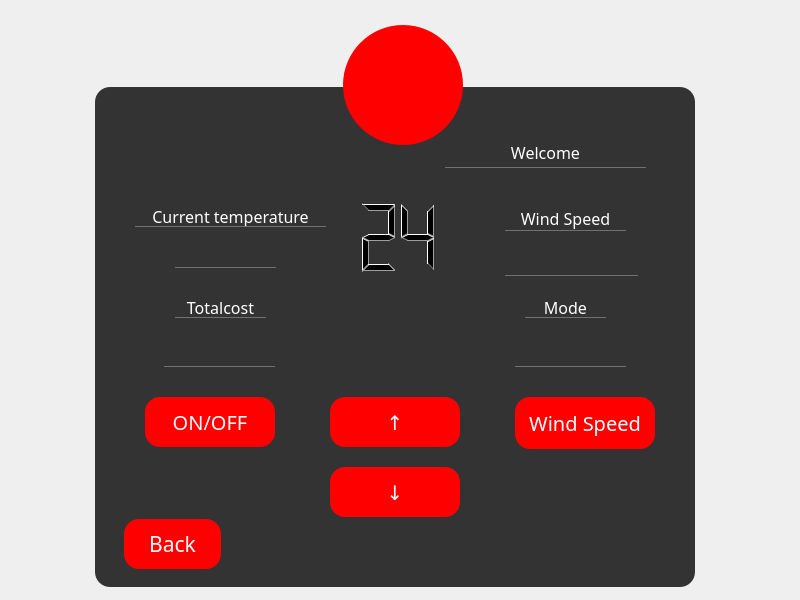
The window that Client/ui/usercontrol.ui (LHL3341/BUPTHotel) describes before a commit, drawn with Qt 5.
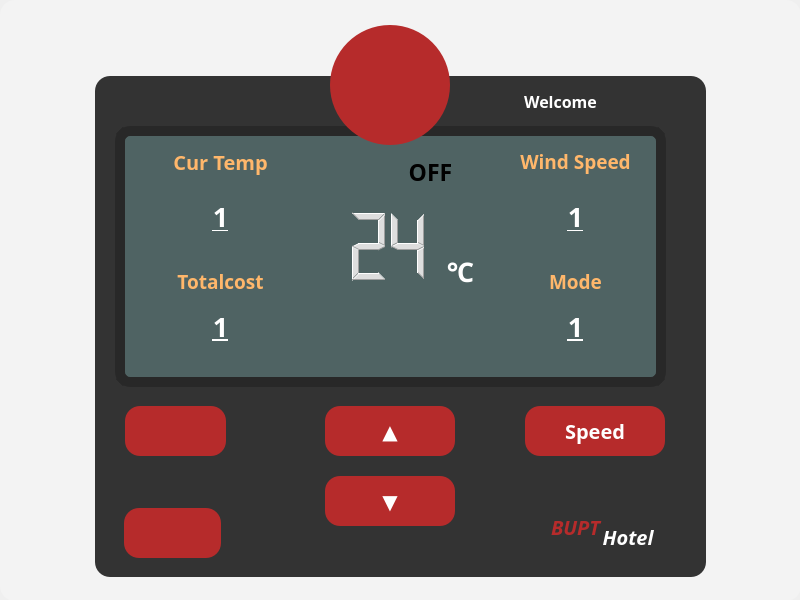
The same window after the commit. Icons and pictures are not drawn.

```diff
--- a/Client/ui/usercontrol.ui
+++ b/Client/ui/usercontrol.ui
@@ -36,27 +36,25 @@
 
 QFrame
 {
-	background:#333;
 	border-radius:15px;
 }
 
 QToolButton
 {
 
-background:red;
+background:#B62B2B;
 border-radius:60px;
 }
 
 QLabel
 {
 	color:white;
-	border-bottom:1px solid #717072;
 	border-radius:0px;
 }
 
 QPushButton
 {
-background:red;
+background:#B62B2B;
 color:white;
 border-radius:15px;
 }
@@ -86,7 +84,7 @@
   <widget class="QToolButton" name="toolButton">
    <property name="geometry">
     <rect>
-     <x>343</x>
+     <x>330</x>
      <y>25</y>
      <width>120</width>
      <height>120</height>
@@ -110,9 +108,9 @@
    <property name="geometry">
     <rect>
      <x>95</x>
-     <y>87</y>
-     <width>600</width>
-     <height>500</height>
+     <y>76</y>
+     <width>621</width>
+     <height>511</height>
     </rect>
    </property>
    <property name="styleSheet">
@@ -130,9 +128,9 @@
    <widget class="QLabel" name="label_envtmp">
     <property name="geometry">
      <rect>
-      <x>80</x>
-      <y>140</y>
-      <width>101</width>
+      <x>50</x>
+      <y>120</y>
+      <width>151</width>
       <height>41</height>
      </rect>
     </property>
@@ -140,10 +138,12 @@
      <font>
       <family>century gothic</family>
       <pointsize>20</pointsize>
+      <bold>true</bold>
+      <underline>true</underline>
      </font>
     </property>
     <property name="text">
-     <string/>
+     <string>1</string>
     </property>
     <property name="alignment">
      <set>Qt::AlignCenter</set>
@@ -152,12 +152,28 @@
    <widget class="QLCDNumber" name="lcdNumber">
     <property name="geometry">
      <rect>
-      <x>140</x>
-      <y>80</y>
+      <x>130</x>
+      <y>100</y>
       <width>210</width>
       <height>140</height>
      </rect>
     </property>
+    <property name="layoutDirection">
+     <enum>Qt::LeftToRight</enum>
+    </property>
+    <property name="autoFillBackground">
+     <bool>false</bool>
+    </property>
+    <property name="styleSheet">
+     <string notr="true">color: rgb(222, 222, 222);
+</string>
+    </property>
+    <property name="frameShape">
+     <enum>QFrame::WinPanel</enum>
+    </property>
+    <property name="frameShadow">
+     <enum>QFrame::Plain</enum>
+    </property>
     <property name="value" stdset="0">
      <double>24.000000000000000</double>
     </property>
@@ -165,9 +181,9 @@
    <widget class="QLabel" name="label_speed">
     <property name="geometry">
      <rect>
-      <x>410</x>
-      <y>148</y>
-      <width>133</width>
+      <x>405</x>
+      <y>120</y>
+      <width>151</width>
       <height>41</height>
      </rect>
     </property>
@@ -175,6 +191,8 @@
      <font>
       <family>century gothic</family>
       <pointsize>20</pointsize>
+      <bold>true</bold>
+      <underline>true</underline>
      </font>
     </property>
     <property name="styleSheet">
@@ -183,7 +201,7 @@
 }</string>
     </property>
     <property name="text">
-     <string/>
+     <string>1</string>
     </property>
     <property name="alignment">
      <set>Qt::AlignCenter</set>
@@ -192,9 +210,9 @@
    <widget class="QPushButton" name="pushButton_onoff">
     <property name="geometry">
      <rect>
-      <x>50</x>
-      <y>310</y>
-      <width>130</width>
+      <x>30</x>
+      <y>330</y>
+      <width>101</width>
       <height>50</height>
      </rect>
     </property>
@@ -202,36 +220,56 @@
      <font>
       <family>century gothic</family>
       <pointsize>15</pointsize>
+      <bold>true</bold>
+      <underline>false</underline>
      </font>
     </property>
+    <property name="styleSheet">
+     <string notr="true">background-color: rgb(227, 222, 206);
+color: rgb(0, 0, 0);
+hover{
+background-color: rgb(0,0,0);
+}</string>
+    </property>
     <property name="text">
-     <string>ON/OFF</string>
+     <string/>
+    </property>
+    <property name="icon">
+     <iconset>
+      <normaloff>../on.png</normaloff>../on.png</iconset>
+    </property>
+    <property name="iconSize">
+     <size>
+      <width>30</width>
+      <height>30</height>
+     </size>
     </property>
    </widget>
    <widget class="QPushButton" name="pushButton_speed">
     <property name="geometry">
      <rect>
-      <x>420</x>
-      <y>310</y>
+      <x>430</x>
+      <y>330</y>
       <width>140</width>
-      <height>52</height>
+      <height>50</height>
      </rect>
     </property>
     <property name="font">
      <font>
       <family>century gothic</family>
       <pointsize>15</pointsize>
+      <bold>true</bold>
      </font>
     </property>
     <property name="text">
-     <string>Wind Speed</string>
+     <string>Speed</string>
     </property>
    </widget>
    <widget class="QPushButton" name="pushButton_up">
     <property name="geometry">
      <rect>
-      <x>235</x>
-      <y>310</y>
+      <x>230</x>
+      <y>330</y>
       <width>130</width>
       <height>50</height>
      </rect>
@@ -240,17 +278,19 @@
      <font>
       <family>century gothic</family>
       <pointsize>15</pointsize>
+      <bold>true</bold>
+      <underline>false</underline>
      </font>
     </property>
     <property name="text">
-     <string>↑</string>
+     <string>▲</string>
     </property>
    </widget>
    <widget class="QPushButton" name="pushButton_down">
     <property name="geometry">
      <rect>
-      <x>235</x>
-      <y>380</y>
+      <x>230</x>
+      <y>400</y>
       <width>130</width>
       <height>50</height>
      </rect>
@@ -259,10 +299,13 @@
      <font>
       <family>century gothic</family>
       <pointsize>15</pointsize>
+      <italic>false</italic>
+      <bold>true</bold>
+      <underline>false</underline>
      </font>
     </property>
     <property name="text">
-     <string>↓</string>
+     <string>▼</string>
     </property>
    </widget>
    <widget class="QPushButton" name="pushButton_return">
@@ -281,24 +324,39 @@
      </font>
     </property>
     <property name="text">
-     <string>Back</string>
+     <string/>
+    </property>
+    <property name="icon">
+     <iconset>
+      <normaloff>../home.png</normaloff>../home.png</iconset>
+    </property>
+    <property name="iconSize">
+     <size>
+      <width>30</width>
+      <height>30</height>
+     </size>
     </property>
    </widget>
    <widget class="QLabel" name="label">
     <property name="geometry">
      <rect>
-      <x>410</x>
-      <y>120</y>
-      <width>121</width>
-      <height>24</height>
+      <x>400</x>
+      <y>70</y>
+      <width>161</width>
+      <height>31</height>
      </rect>
     </property>
     <property name="font">
      <font>
       <family>century gothic</family>
-      <pointsize>12</pointsize>
+      <pointsize>14</pointsize>
+      <bold>true</bold>
+      <underline>false</underline>
      </font>
     </property>
+    <property name="styleSheet">
+     <string notr="true">color: rgb(255,183,107);</string>
+    </property>
     <property name="text">
      <string>Wind Speed</string>
     </property>
@@ -309,60 +367,49 @@
    <widget class="QLabel" name="label_2">
     <property name="geometry">
      <rect>
-      <x>40</x>
-      <y>120</y>
-      <width>191</width>
-      <height>20</height>
+      <x>50</x>
+      <y>70</y>
+      <width>151</width>
+      <height>31</height>
      </rect>
     </property>
     <property name="font">
      <font>
       <family>century gothic</family>
-      <pointsize>12</pointsize>
+      <pointsize>15</pointsize>
+      <italic>false</italic>
+      <bold>true</bold>
      </font>
     </property>
+    <property name="styleSheet">
+     <string notr="true">color: rgb(255,183,107);</string>
+    </property>
     <property name="text">
-     <string>Current temperature</string>
+     <string>Cur Temp</string>
     </property>
     <property name="alignment">
      <set>Qt::AlignCenter</set>
     </property>
    </widget>
-   <widget class="QTextBrowser" name="textBrowser_show_2">
-    <property name="geometry">
-     <rect>
-      <x>370</x>
-      <y>80</y>
-      <width>210</width>
-      <height>140</height>
-     </rect>
-    </property>
-   </widget>
-   <widget class="QTextBrowser" name="textBrowser_show">
-    <property name="geometry">
-     <rect>
-      <x>20</x>
-      <y>80</y>
-      <width>210</width>
-      <height>140</height>
-     </rect>
-    </property>
-   </widget>
    <widget class="QLabel" name="label_mode_2">
     <property name="geometry">
      <rect>
-      <x>430</x>
-      <y>210</y>
-      <width>81</width>
-      <height>21</height>
+      <x>400</x>
+      <y>190</y>
+      <width>161</width>
+      <height>31</height>
      </rect>
     </property>
     <property name="font">
      <font>
       <family>century gothic</family>
-      <pointsize>12</pointsize>
+      <pointsize>14</pointsize>
+      <bold>true</bold>
      </font>
     </property>
+    <property name="styleSheet">
+     <string notr="true">color: rgb(255,183,107);</string>
+    </property>
     <property name="text">
      <string>Mode</string>
     </property>
@@ -373,9 +420,9 @@
    <widget class="QLabel" name="label_name">
     <property name="geometry">
      <rect>
-      <x>350</x>
-      <y>50</y>
-      <width>201</width>
+      <x>360</x>
+      <y>10</y>
+      <width>211</width>
       <height>31</height>
      </rect>
     </property>
@@ -383,6 +430,7 @@
      <font>
       <family>century gothic</family>
       <pointsize>12</pointsize>
+      <bold>true</bold>
      </font>
     </property>
     <property name="text">
@@ -395,18 +443,22 @@
    <widget class="QLabel" name="label_3">
     <property name="geometry">
      <rect>
-      <x>80</x>
-      <y>210</y>
-      <width>91</width>
-      <height>21</height>
+      <x>50</x>
+      <y>190</y>
+      <width>151</width>
+      <height>31</height>
      </rect>
     </property>
     <property name="font">
      <font>
       <family>century gothic</family>
-      <pointsize>12</pointsize>
+      <pointsize>14</pointsize>
+      <bold>true</bold>
      </font>
     </property>
+    <property name="styleSheet">
+     <string notr="true">color: rgb(255,183,107);</string>
+    </property>
     <property name="text">
      <string>Totalcost</string>
     </property>
@@ -417,9 +469,9 @@
    <widget class="QLabel" name="label_cost">
     <property name="geometry">
      <rect>
-      <x>69</x>
-      <y>240</y>
-      <width>111</width>
+      <x>50</x>
+      <y>230</y>
+      <width>151</width>
       <height>40</height>
      </rect>
     </property>
@@ -427,10 +479,12 @@
      <font>
       <family>century gothic</family>
       <pointsize>20</pointsize>
+      <bold>true</bold>
+      <underline>true</underline>
      </font>
     </property>
     <property name="text">
-     <string/>
+     <string>1</string>
     </property>
     <property name="alignment">
      <set>Qt::AlignCenter</set>
@@ -439,9 +493,9 @@
    <widget class="QLabel" name="label_mode">
     <property name="geometry">
      <rect>
-      <x>420</x>
-      <y>240</y>
-      <width>111</width>
+      <x>405</x>
+      <y>230</y>
+      <width>151</width>
       <height>40</height>
      </rect>
     </property>
@@ -449,18 +503,177 @@
      <font>
       <family>century gothic</family>
       <pointsize>20</pointsize>
+      <bold>true</bold>
+      <underline>true</underline>
      </font>
+    </property>
+    <property name="text">
+     <string>1</string>
+    </property>
+    <property name="alignment">
+     <set>Qt::AlignCenter</set>
+    </property>
+   </widget>
+   <widget class="QTextBrowser" name="textBrowser">
+    <property name="geometry">
+     <rect>
+      <x>20</x>
+      <y>50</y>
+      <width>551</width>
+      <height>261</height>
+     </rect>
+    </property>
+    <property name="styleSheet">
+     <string notr="true">background-color: rgba(170, 255, 255,60);
+border:10px solid rgb(40,40,40);</string>
+    </property>
+   </widget>
+   <widget class="QTextBrowser" name="textBrowser_2">
+    <property name="geometry">
+     <rect>
+      <x>0</x>
+      <y>0</y>
+      <width>611</width>
+      <height>501</height>
+     </rect>
+    </property>
+    <property name="styleSheet">
+     <string notr="true">background-color:#333</string>
+    </property>
+   </widget>
+   <widget class="QLabel" name="label_4">
+    <property name="geometry">
+     <rect>
+      <x>290</x>
+      <y>180</y>
+      <width>151</width>
+      <height>31</height>
+     </rect>
+    </property>
+    <property name="font">
+     <font>
+      <family>century gothic</family>
+      <pointsize>20</pointsize>
+      <bold>true</bold>
+     </font>
+    </property>
+    <property name="text">
+     <string>℃</string>
+    </property>
+    <property name="alignment">
+     <set>Qt::AlignCenter</set>
+    </property>
+   </widget>
+   <widget class="QPushButton" name="pushButton">
+    <property name="geometry">
+     <rect>
+      <x>220</x>
+      <y>60</y>
+      <width>71</width>
+      <height>71</height>
+     </rect>
+    </property>
+    <property name="styleSheet">
+     <string notr="true">background-color: rgba(255, 255, 255, 0);</string>
     </property>
     <property name="text">
      <string/>
     </property>
+    <property name="icon">
+     <iconset>
+      <normaloff>../sun.png</normaloff>../sun.png</iconset>
+    </property>
+    <property name="iconSize">
+     <size>
+      <width>50</width>
+      <height>50</height>
+     </size>
+    </property>
+    <property name="autoExclusive">
+     <bool>false</bool>
+    </property>
+   </widget>
+   <widget class="QLabel" name="label_5">
+    <property name="geometry">
+     <rect>
+      <x>310</x>
+      <y>80</y>
+      <width>51</width>
+      <height>31</height>
+     </rect>
+    </property>
+    <property name="font">
+     <font>
+      <family>century gothic</family>
+      <pointsize>17</pointsize>
+      <bold>true</bold>
+      <underline>false</underline>
+     </font>
+    </property>
+    <property name="styleSheet">
+     <string notr="true">color: rgb(0, 0, 0);</string>
+    </property>
+    <property name="text">
+     <string>OFF</string>
+    </property>
     <property name="alignment">
      <set>Qt::AlignCenter</set>
     </property>
    </widget>
+   <widget class="QLabel" name="label_6">
+    <property name="geometry">
+     <rect>
+      <x>470</x>
+      <y>440</y>
+      <width>121</width>
+      <height>41</height>
+     </rect>
+    </property>
+    <property name="font">
+     <font>
+      <family>century gothic</family>
+      <pointsize>15</pointsize>
+      <italic>true</italic>
+      <bold>true</bold>
+     </font>
+    </property>
+    <property name="text">
+     <string> Hotel</string>
+    </property>
+    <property name="alignment">
+     <set>Qt::AlignCenter</set>
+    </property>
+   </widget>
+   <widget class="QLabel" name="label_7">
+    <property name="geometry">
+     <rect>
+      <x>420</x>
+      <y>430</y>
+      <width>121</width>
+      <height>41</height>
+     </rect>
+    </property>
+    <property name="font">
+     <font>
+      <family>century gothic</family>
+      <pointsize>15</pointsize>
+      <italic>true</italic>
+      <bold>true</bold>
+     </font>
+    </property>
+    <property name="styleSheet">
+     <string notr="true">color: #B62B2B;</string>
+    </property>
+    <property name="text">
+     <string>BUPT</string>
+    </property>
+    <property name="alignment">
+     <set>Qt::AlignCenter</set>
+    </property>
+   </widget>
+   <zorder>textBrowser_2</zorder>
+   <zorder>textBrowser</zorder>
    <zorder>lcdNumber</zorder>
-   <zorder>textBrowser_show</zorder>
-   <zorder>textBrowser_show_2</zorder>
    <zorder>label_envtmp</zorder>
    <zorder>label_speed</zorder>
    <zorder>pushButton_onoff</zorder>
@@ -475,7 +688,26 @@
    <zorder>label_3</zorder>
    <zorder>label_cost</zorder>
    <zorder>label_mode</zorder>
+   <zorder>label_4</zorder>
+   <zorder>pushButton</zorder>
+   <zorder>label_5</zorder>
+   <zorder>label_6</zorder>
+   <zorder>label_7</zorder>
   </widget>
+  <widget class="QTextBrowser" name="textBrowser_3">
+   <property name="geometry">
+    <rect>
+     <x>0</x>
+     <y>0</y>
+     <width>801</width>
+     <height>601</height>
+    </rect>
+   </property>
+   <property name="styleSheet">
+    <string notr="true">background-color: rgba(255, 255, 255, 60);</string>
+   </property>
+  </widget>
+  <zorder>textBrowser_3</zorder>
   <zorder>frame</zorder>
   <zorder>toolButton</zorder>
  </widget>
```
